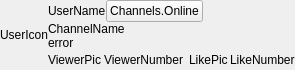
Above: src/prism/main/channels/ChannelsDataApi/ChannelCapsule.ui from naver/prism-live-studio before the change. Below: the same form after it.
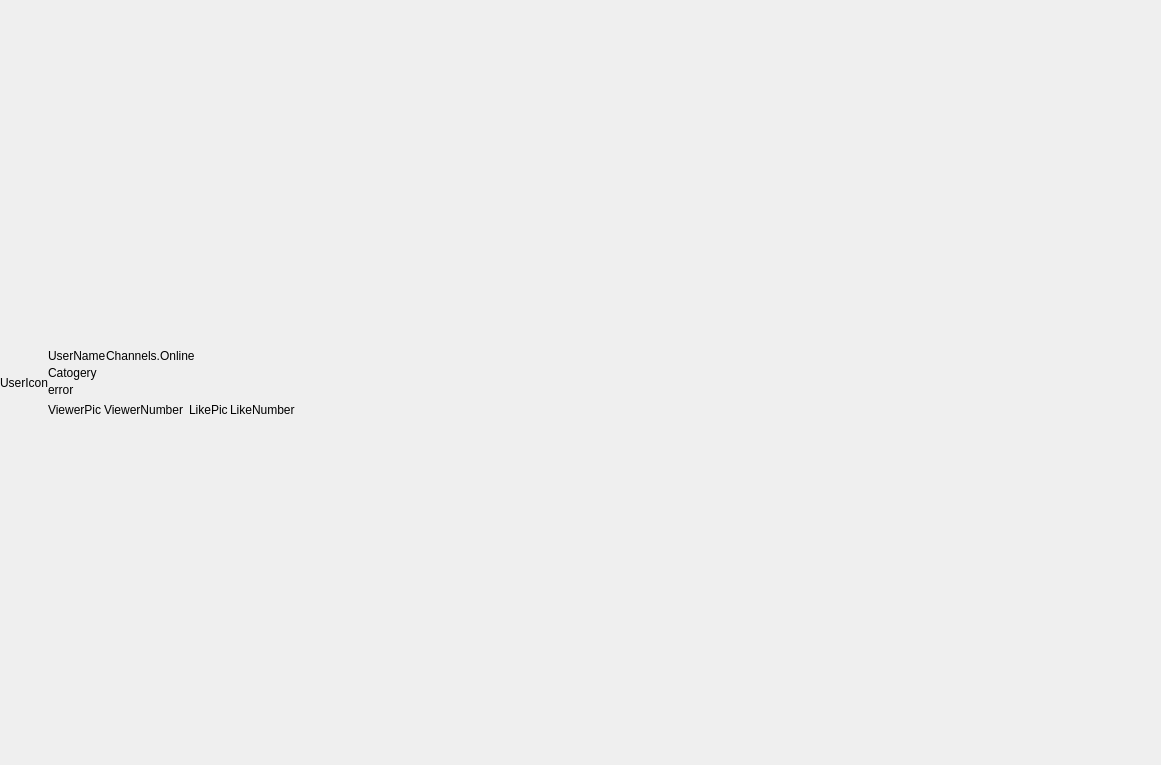
That is the form after the change. Custom widgets are drawn as their Qt base class.

```diff
--- a/src/prism/main/channels/ChannelsDataApi/ChannelCapsule.ui
+++ b/src/prism/main/channels/ChannelsDataApi/ChannelCapsule.ui
@@ -6,8 +6,8 @@
    <rect>
     <x>0</x>
     <y>0</y>
-    <width>284</width>
-    <height>67</height>
+    <width>1161</width>
+    <height>765</height>
    </rect>
   </property>
   <property name="focusPolicy">
@@ -81,7 +81,7 @@
    <item>
     <widget class="QFrame" name="InfoPart">
      <property name="sizePolicy">
-      <sizepolicy hsizetype="Expanding" vsizetype="Preferred">
+      <sizepolicy hsizetype="Preferred" vsizetype="Preferred">
        <horstretch>0</horstretch>
        <verstretch>0</verstretch>
       </sizepolicy>
@@ -89,7 +89,7 @@
      <property name="focusPolicy">
       <enum>Qt::ClickFocus</enum>
      </property>
-     <layout class="QVBoxLayout" name="verticalLayout_2">
+     <layout class="QVBoxLayout" name="verticalLayout_4">
       <property name="spacing">
        <number>0</number>
       </property>
@@ -119,8 +119,14 @@
        </spacer>
       </item>
       <item>
-       <widget class="QFrame" name="NameLineFrame">
-        <layout class="QHBoxLayout" name="horizontalLayout">
+       <widget class="QFrame" name="TextFrame">
+        <property name="sizePolicy">
+         <sizepolicy hsizetype="Expanding" vsizetype="Preferred">
+          <horstretch>0</horstretch>
+          <verstretch>0</verstretch>
+         </sizepolicy>
+        </property>
+        <layout class="QVBoxLayout" name="verticalLayout_2">
          <property name="spacing">
           <number>0</number>
          </property>
@@ -136,10 +142,34 @@
          <property name="bottomMargin">
           <number>0</number>
          </property>
-         <item alignment="Qt::AlignLeft|Qt::AlignVCenter">
+         <item>
+          <widget class="QFrame" name="NickNameFrame">
+           <property name="sizePolicy">
+            <sizepolicy hsizetype="Preferred" vsizetype="Preferred">
+             <horstretch>0</horstretch>
+             <verstretch>0</verstretch>
+            </sizepolicy>
+           </property>
+           <layout class="QHBoxLayout" name="horizontalLayout_7">
+            <property name="spacing">
+             <number>0</number>
+            </property>
+            <property name="leftMargin">
+             <number>0</number>
+            </property>
+            <property name="topMargin">
+             <number>0</number>
+            </property>
+            <property name="rightMargin">
+             <number>0</number>
+            </property>
+            <property name="bottomMargin">
+             <number>0</number>
+            </property>
+            <item>
           <widget class="QLabel" name="UserName">
            <property name="sizePolicy">
-            <sizepolicy hsizetype="Expanding" vsizetype="Preferred">
+               <sizepolicy hsizetype="Preferred" vsizetype="Preferred">
              <horstretch>0</horstretch>
              <verstretch>0</verstretch>
             </sizepolicy>
@@ -156,9 +186,9 @@
           </widget>
          </item>
          <item>
-          <widget class="QPushButton" name="StateActive">
+             <widget class="QLabel" name="StateActive">
            <property name="sizePolicy">
-            <sizepolicy hsizetype="Preferred" vsizetype="Preferred">
+               <sizepolicy hsizetype="Maximum" vsizetype="Preferred">
              <horstretch>0</horstretch>
              <verstretch>0</verstretch>
             </sizepolicy>
@@ -166,19 +196,16 @@
            <property name="text">
             <string>Channels.Online</string>
            </property>
-           <property name="checkable">
-            <bool>true</bool>
-           </property>
           </widget>
          </item>
          <item>
-          <spacer name="horizontalSpacer">
+             <spacer name="horizontalSpacer_2">
            <property name="orientation">
             <enum>Qt::Horizontal</enum>
            </property>
            <property name="sizeHint" stdset="0">
             <size>
-             <width>40</width>
+                <width>120</width>
              <height>20</height>
             </size>
            </property>
@@ -187,13 +214,37 @@
         </layout>
        </widget>
       </item>
-      <item alignment="Qt::AlignVCenter">
-       <widget class="QLabel" name="ChannelName">
-        <property name="maximumSize">
-         <size>
-          <width>86</width>
-          <height>16777215</height>
-         </size>
+         <item>
+          <widget class="QFrame" name="CatogeryFrame">
+           <property name="sizePolicy">
+            <sizepolicy hsizetype="Preferred" vsizetype="Preferred">
+             <horstretch>0</horstretch>
+             <verstretch>0</verstretch>
+            </sizepolicy>
+           </property>
+           <layout class="QHBoxLayout" name="horizontalLayout_8">
+            <property name="spacing">
+             <number>0</number>
+            </property>
+            <property name="leftMargin">
+             <number>0</number>
+            </property>
+            <property name="topMargin">
+             <number>0</number>
+            </property>
+            <property name="rightMargin">
+             <number>0</number>
+            </property>
+            <property name="bottomMargin">
+             <number>0</number>
+            </property>
+            <item>
+             <widget class="QLabel" name="CatogeryName">
+              <property name="sizePolicy">
+               <sizepolicy hsizetype="Preferred" vsizetype="Preferred">
+                <horstretch>0</horstretch>
+                <verstretch>0</verstretch>
+               </sizepolicy>
         </property>
         <property name="baseSize">
          <size>
@@ -202,7 +253,7 @@
          </size>
         </property>
         <property name="text">
-         <string>ChannelName</string>
+               <string>Catogery</string>
         </property>
         <property name="alignment">
          <set>Qt::AlignLeading|Qt::AlignLeft|Qt::AlignVCenter</set>
@@ -212,10 +263,34 @@
         </property>
        </widget>
       </item>
+           </layout>
+          </widget>
+         </item>
+        </layout>
+       </widget>
+      </item>
+      <item>
+       <widget class="QFrame" name="ErrorFrame">
+        <layout class="QHBoxLayout" name="horizontalLayout_6">
+         <property name="spacing">
+          <number>0</number>
+         </property>
+         <property name="leftMargin">
+          <number>0</number>
+         </property>
+         <property name="topMargin">
+          <number>0</number>
+         </property>
+         <property name="rightMargin">
+          <number>0</number>
+         </property>
+         <property name="bottomMargin">
+          <number>0</number>
+         </property>
       <item>
        <widget class="QLabel" name="ErrorLabel">
         <property name="sizePolicy">
-         <sizepolicy hsizetype="Preferred" vsizetype="Expanding">
+            <sizepolicy hsizetype="Preferred" vsizetype="Preferred">
           <horstretch>0</horstretch>
           <verstretch>0</verstretch>
          </sizepolicy>
@@ -226,7 +301,29 @@
        </widget>
       </item>
       <item>
+          <spacer name="horizontalSpacer_3">
+           <property name="orientation">
+            <enum>Qt::Horizontal</enum>
+           </property>
+           <property name="sizeHint" stdset="0">
+            <size>
+             <width>40</width>
+             <height>20</height>
+            </size>
+           </property>
+          </spacer>
+         </item>
+        </layout>
+       </widget>
+      </item>
+      <item>
        <widget class="QFrame" name="ChannelInfo">
+        <property name="sizePolicy">
+         <sizepolicy hsizetype="Preferred" vsizetype="Preferred">
+          <horstretch>0</horstretch>
+          <verstretch>0</verstretch>
+         </sizepolicy>
+        </property>
         <layout class="QHBoxLayout" name="horizontalLayout_5">
          <property name="spacing">
           <number>5</number>
@@ -288,6 +385,12 @@
             </item>
             <item>
              <widget class="QLabel" name="ViewerNumberLabel">
+              <property name="sizePolicy">
+               <sizepolicy hsizetype="Preferred" vsizetype="Preferred">
+                <horstretch>0</horstretch>
+                <verstretch>0</verstretch>
+               </sizepolicy>
+              </property>
               <property name="text">
                <string>ViewerNumber</string>
               </property>
@@ -323,6 +426,12 @@
             </item>
             <item>
              <widget class="QLabel" name="LikeNumberLabel">
+              <property name="sizePolicy">
+               <sizepolicy hsizetype="Preferred" vsizetype="Preferred">
+                <horstretch>0</horstretch>
+                <verstretch>0</verstretch>
+               </sizepolicy>
+              </property>
               <property name="text">
                <string>LikeNumber</string>
               </property>
@@ -332,13 +441,13 @@
           </widget>
          </item>
          <item>
-          <spacer name="horizontalSpacer_2">
+          <spacer name="horizontalSpacer">
            <property name="orientation">
             <enum>Qt::Horizontal</enum>
            </property>
            <property name="sizeHint" stdset="0">
             <size>
-             <width>40</width>
+             <width>120</width>
              <height>20</height>
             </size>
            </property>
```
Lines whose indentation alone changed are shown as unchanged.
